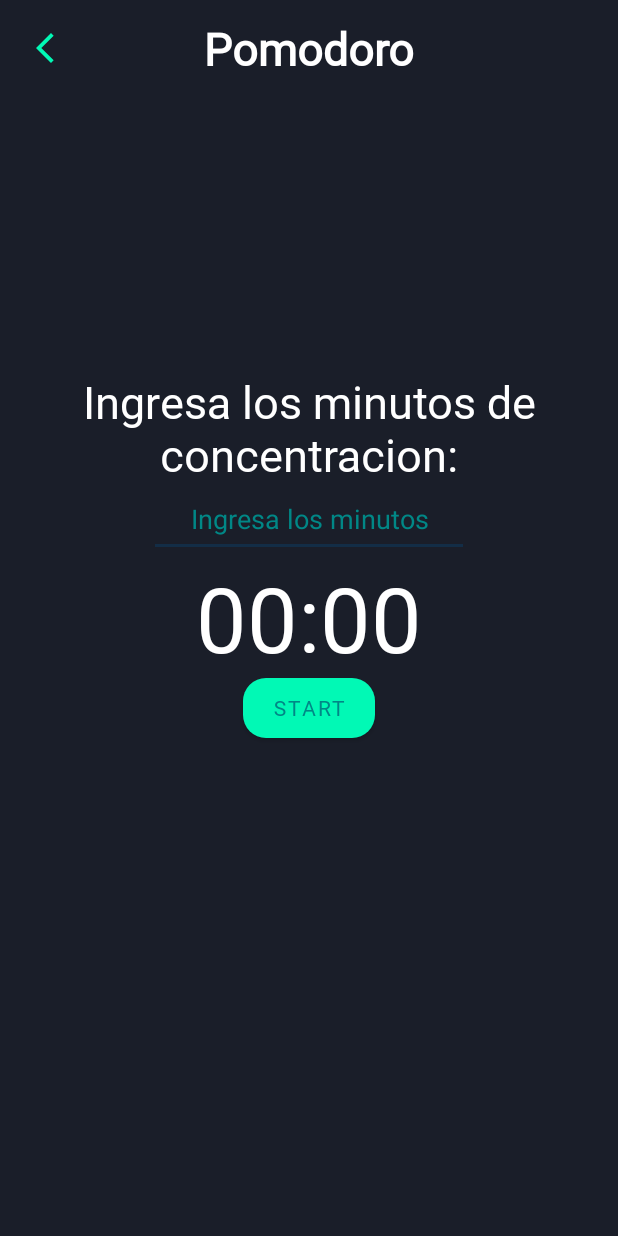
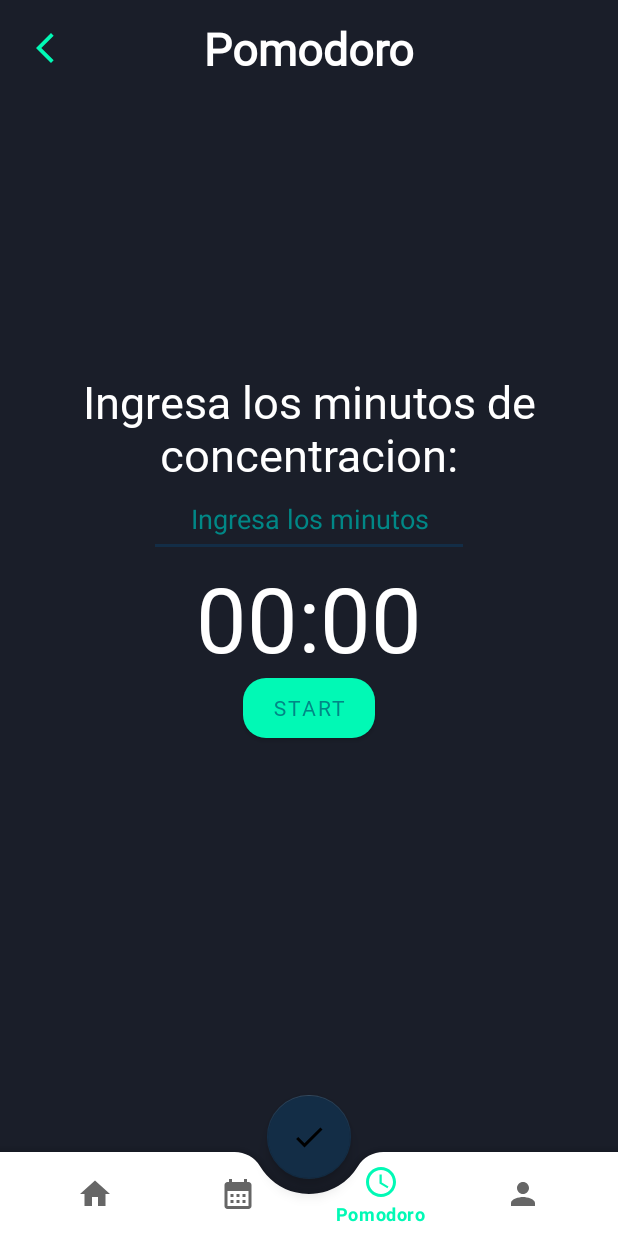
Before and after one commit to OmarQuinonez21/baseDeProyecto, an Android app: the pomodoroActivity screen opened directly, with no data from a screen before it, on a phone screen of 412 x 824 dp. Run offline under Robolectric (Android 15) with nearby library versions, the phone set to English and light mode, and no system bars.

Commit message:
Barra en 3 activities antes de que la cague

```diff
--- a/app/src/main/java/com/example/inicio/IniciarSesionActivity.java
+++ b/app/src/main/java/com/example/inicio/IniciarSesionActivity.java
@@ -31,6 +31,11 @@ public class IniciarSesionActivity extends AppCompatActivity {
         btnLogin.setOnClickListener(new View.OnClickListener(){
             @Override
             public void onClick(View view){
+                //brinco de usuario
+                Intent inte = new Intent(getApplicationContext(), MainActivity.class);
+                startActivity(inte);
+
+
                 usuario=user.getText().toString().trim();
                 password=pass.getText().toString().trim();
                 if (signIn(usuario,password)) {
--- a/app/src/main/java/com/example/inicio/MainActivity.java
+++ b/app/src/main/java/com/example/inicio/MainActivity.java
@@ -27,7 +27,7 @@ public class MainActivity extends AppCompatActivity {
         navView.setSelectedItemId(R.id.navigation_home);
         navView.setBackground(null);
 
-        binding.bottomNavigationView.setOnItemSelectedListener(item->{
+        navView.setOnItemSelectedListener(item->{
             if(item.getItemId()==R.id.navigation_pomo){
                 startActivity(new Intent(getApplicationContext(), pomodoroActivity.class));
                 return true;
--- a/app/src/main/java/com/example/inicio/pomodoroActivity.java
+++ b/app/src/main/java/com/example/inicio/pomodoroActivity.java
@@ -1,5 +1,6 @@
 package com.example.inicio;
 
+import android.content.Intent;
 import android.graphics.Color;
 import android.os.Bundle;
 import android.os.CountDownTimer;
@@ -12,6 +13,8 @@ import android.widget.TextView;
 import androidx.appcompat.app.AppCompatActivity;
 
 import com.example.inicio.databinding.ActivityMainBinding;
+import com.google.android.material.bottomnavigation.BottomNavigationView;
+import com.google.android.material.floatingactionbutton.FloatingActionButton;
 
 import java.util.Locale;
 
@@ -48,6 +51,43 @@ public class pomodoroActivity extends AppCompatActivity {
 
         setContentView(R.layout.activity_pomodoro);
         getSupportActionBar().hide(); //esconde el titulo de la app para usar toda la pantalla
+
+        BottomNavigationView navPomo = findViewById(R.id.bottomNavigationView);
+        navPomo.setSelectedItemId(R.id.navigation_pomo);
+        navPomo.setBackground(null);
+
+        navPomo.setOnItemSelectedListener(item->{
+            if(item.getItemId()==R.id.navigation_rut){
+                finish();
+                startActivity(new Intent(getApplicationContext(), RutinaActivity.class));
+                return true;
+            } else if (item.getItemId()==R.id.navigation_home) {
+                finish();
+                startActivity(new Intent(getApplicationContext(), MainActivity.class));
+
+                return true;
+            }
+            else if (item.getItemId()==R.id.navigation_usuario) {
+                finish();
+                startActivity(new Intent(getApplicationContext(), usuarioActivity.class));
+
+                return true;
+            }
+
+
+            return true;
+        });
+
+        FloatingActionButton fButton = findViewById(R.id.fab);
+        fButton.setOnClickListener(new View.OnClickListener() {
+            @Override
+            public void onClick(View v) {
+                finish();
+                startActivity(new Intent(getApplicationContext(), habitosActivity.class));
+
+            }
+        });
+
         btnRegresar=(ImageButton)findViewById(R.id.regreso_pomo);
         mTextViewCountDown = findViewById(R.id.text_view_countdown);
         mButtonStartPause = findViewById(R.id.button_start_pause);
--- a/app/src/main/res/layout/activity_pomodoro.xml
+++ b/app/src/main/res/layout/activity_pomodoro.xml
@@ -1,6 +1,6 @@
 <?xml version="1.0" encoding="utf-8"?>
 
-<RelativeLayout xmlns:android="http://schemas.android.com/apk/res/android"
+<androidx.coordinatorlayout.widget.CoordinatorLayout xmlns:android="http://schemas.android.com/apk/res/android"
     xmlns:app="http://schemas.android.com/apk/res-auto"
     xmlns:tools="http://schemas.android.com/tools"
     android:layout_width="match_parent"
@@ -10,9 +10,7 @@
 
     <androidx.constraintlayout.widget.ConstraintLayout
         android:layout_width="match_parent"
-        android:layout_height="match_parent"
-        android:background="@color/az_3"
-        tools:context=".habitosActivity">
+        android:layout_height="match_parent">
 
         <TextView
             android:id="@+id/tit_Pomodoro"
@@ -39,10 +37,10 @@
             app:layout_constraintTop_toTopOf="parent"
             app:srcCompat="@drawable/baseline_arrow_back_ios_new_24"
             tools:ignore="MissingConstraints" />
-
     </androidx.constraintlayout.widget.ConstraintLayout>
-
-
+    <RelativeLayout
+        android:layout_width="match_parent"
+        android:layout_height="match_parent">
         <TextView
             android:id="@+id/text_view_indicaciones"
             android:layout_width="wrap_content"
@@ -101,6 +99,36 @@
             android:textColorHint="@color/teal_700"
             android:textColor="@color/teal_200"
             android:hint="Ingresa los minutos"/>
+    </RelativeLayout>
 
 
-</RelativeLayout>
+
+
+    <com.google.android.material.bottomappbar.BottomAppBar
+        android:id="@+id/bottomAppBar"
+        android:layout_width="match_parent"
+        android:layout_height="wrap_content"
+        app:fabCradleMargin="10dp"
+        app:fabCradleVerticalOffset="10dp"
+        app:fabCradleRoundedCornerRadius="20dp"
+        android:layout_gravity="bottom">
+
+        <com.google.android.material.bottomnavigation.BottomNavigationView
+            android:id="@+id/bottomNavigationView"
+            android:layout_width="match_parent"
+            android:layout_height="match_parent"
+            android:layout_marginEnd="16dp"
+            android:background="@android:color/transparent"
+            app:menu="@menu/bottom_nav_menu" />
+
+    </com.google.android.material.bottomappbar.BottomAppBar>
+
+    <com.google.android.material.floatingactionbutton.FloatingActionButton
+        android:id="@+id/fab"
+        android:layout_width="wrap_content"
+        android:layout_height="wrap_content"
+        android:src="@drawable/baseline_check_24"
+        app:layout_anchor="@id/bottomAppBar" />
+
+
+</androidx.coordinatorlayout.widget.CoordinatorLayout>
--- a/app/src/main/res/layout/activity_rutina.xml
+++ b/app/src/main/res/layout/activity_rutina.xml
@@ -7,6 +7,7 @@
     android:layout_height="match_parent"
     android:background="@color/az_3"
     tools:context=".RutinaActivity">
+
     <androidx.constraintlayout.widget.ConstraintLayout
         android:layout_width="match_parent"
         android:layout_height="match_parent">
```
Also changed, not shown: app/src/main/java/com/example/inicio/RutinaActivity.java (+41 -0 lines). Lines whose indentation alone changed are shown as unchanged.
